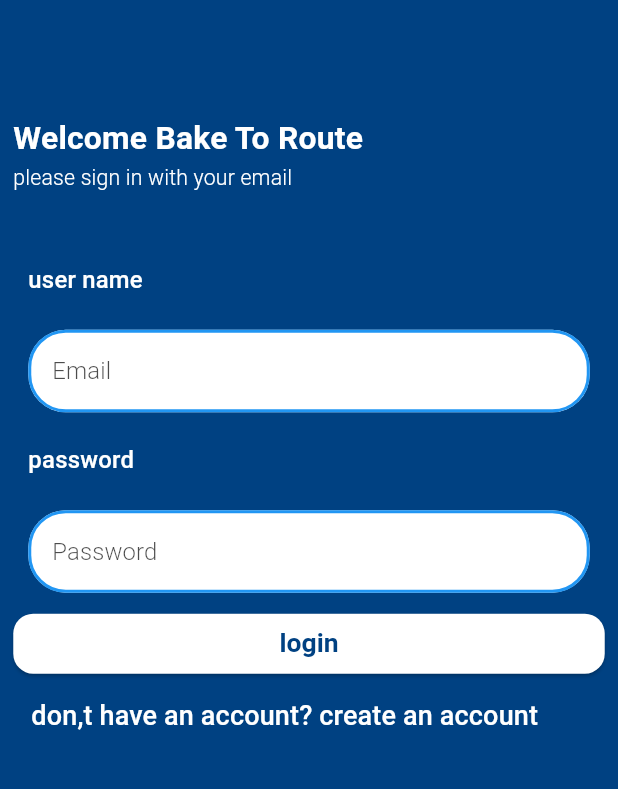
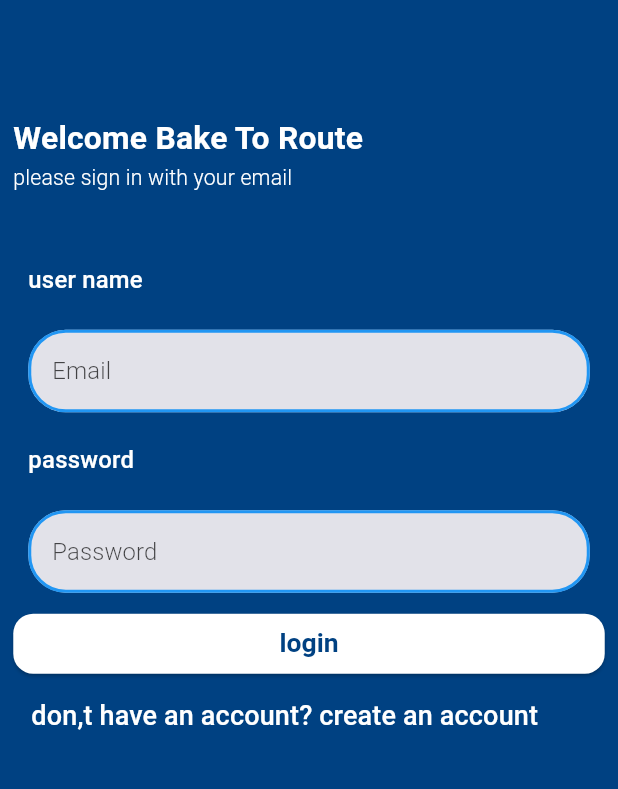
Before and after one commit to H-eba/hyber-market, a Flutter app: the screen it shows after launch, on a phone screen of 412 x 824 dp, the part 191-980 px from its top. Run offline on Flutter 3.47's test engine with Material 3 defaults, Android fonts, the phone set to English and light mode, and no system bars; our stand-ins replace cached_network_image, carousel_slider, dartz, dio, flutter_bloc, flutter_screenutil and 5 more; missing offline and left inert: dart:ffi.

Commit message:
fix problem in DI file

```diff
--- a/lib/core/resuable_components/custem_form_filde.dart
+++ b/lib/core/resuable_components/custem_form_filde.dart
@@ -41,7 +41,7 @@ class CustomTextFormField extends StatelessWidget {
           TextFormField(
 
             decoration: InputDecoration(
-              fillColor: Colors.white,
+           //   fillColor: Colors.white,
               filled: true,
               label: Text(
                 lable,
--- a/lib/presentation/home/register_screen/register.dart
+++ b/lib/presentation/home/register_screen/register.dart
@@ -1,4 +1,5 @@
 import 'package:ecommerce/core/DI/di.dart';
+import 'package:ecommerce/core/utils/route_manager.dart';
 import 'package:ecommerce/presentation/registerl/register_view_mode/sign_up__view_mode.dart';
 import 'package:flutter/material.dart';
 import 'package:flutter_bloc/flutter_bloc.dart';
@@ -141,7 +142,7 @@ class _RegisterScreenState extends State<RegisterScreen> {
                         child: BlocConsumer<SignUpViewModel,SignUpStates>(
                           listener: (context, state) {
                             if(state is SignUpSuccessState){
-                              Fluttertoast.showToast(
+                            Fluttertoast.showToast(
                                   msg: "account created successfully",
                                   toastLength: Toast.LENGTH_SHORT,
                                   gravity: ToastGravity.BOTTOM,
@@ -172,6 +173,7 @@ class _RegisterScreenState extends State<RegisterScreen> {
                          return
                            CustomButton(title: StringsManager.signUp, onPressed: () {
                              registerValidate();
+                             Navigator.of(context).pushNamed(RoutesManager.homeRouteName);
                              SignUpViewModel.get(context).sigUp(fullName: fullNameController.text,
                                  email: emailController.text,
                                  password: passwordController.text,
--- a/lib/presentation/home/tabs/Categories_tab/categories_tab_view_model.dart
+++ b/lib/presentation/home/tabs/Categories_tab/categories_tab_view_model.dart
@@ -9,8 +9,9 @@ import 'package:injectable/injectable.dart';
 import '../../../../domain/use_cases/get_sub_categories_use_case/get_sub_categories_use_case.dart';
 @injectable
 class CategoriesTabViewModel extends Cubit<CategoriesTabStates>{
+
+  static CategoriesTabViewModel get(context)=>BlocProvider.of(context);
   @factoryMethod
-  static CategoriesTabViewModel get(context)=>BlocProvider.of(context);
   CategoriesTabViewModel(this.getCategoriesUseCase,this.subCategoriesOfSpecificCategoryUseCase):super(CategoriesTabInitialStates());
 GetCategoriesUseCase getCategoriesUseCase;
   getSubCategoriesOfSpecificCategoryUseCase subCategoriesOfSpecificCategoryUseCase;
```
Also changed, not shown: lib/core/DI/di.config.dart.
